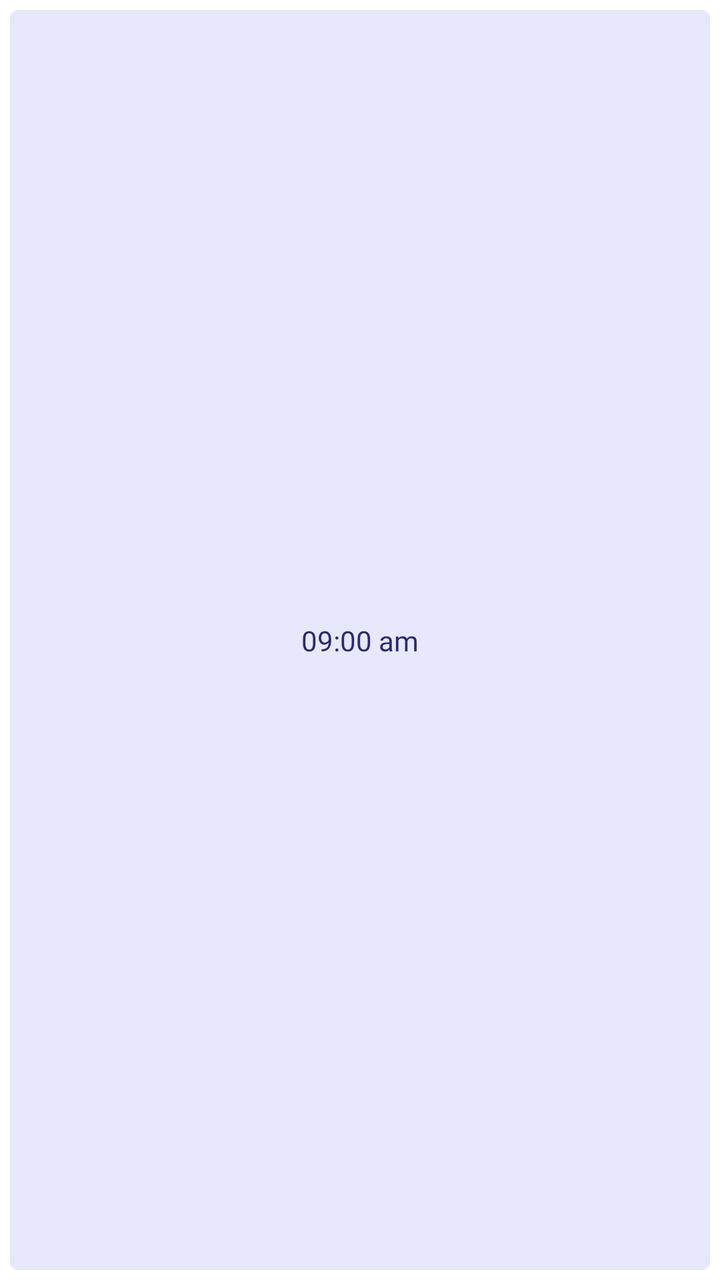
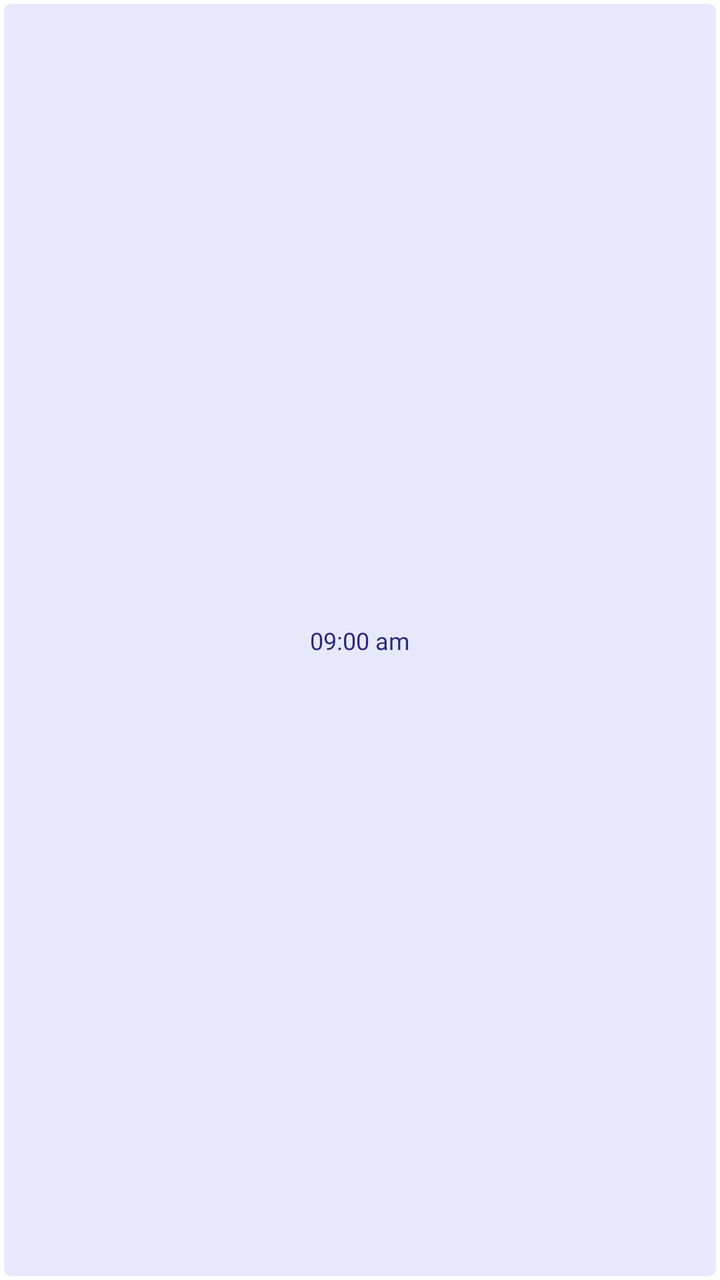

The first picture is an Android layout as it rendered before a commit; the second is the same layout after the commit. The layout source and the unified diff follow.
<!-- AndroidManifest.xml: application theme Theme.NewDesign -->
<!-- res/layout/item_layout_appointmentsavailable.xml -->
<?xml version="1.0" encoding="utf-8"?>
<androidx.constraintlayout.widget.ConstraintLayout
    xmlns:android="http://schemas.android.com/apk/res/android"
    android:layout_width="wrap_content"
    android:layout_height="wrap_content"
    android:padding="5dp"
    xmlns:app="http://schemas.android.com/apk/res-auto">
    <androidx.constraintlayout.widget.ConstraintLayout
        android:id="@+id/layout_time"
        android:layout_width="match_parent"
        android:layout_height="match_parent"
        android:paddingStart="@dimen/_4sdp"
        android:paddingEnd="@dimen/_4sdp"
        android:paddingBottom="3dp"
        android:paddingTop="3dp"
        android:background="@drawable/bg_help"
        app:layout_constraintStart_toStartOf="parent"
        app:layout_constraintEnd_toEndOf="parent"
        app:layout_constraintTop_toTopOf="parent">

        <androidx.appcompat.widget.AppCompatTextView
            android:id="@+id/tv_time"
            android:layout_width="wrap_content"
            android:layout_height="wrap_content"
            android:fontFamily="@font/avenirltstd_book"
            android:text="09:00 am"
            android:gravity="center"
            android:textColor="@color/blue"
            android:textSize="14sp"
            android:padding="@dimen/_5sdp"
            app:layout_constraintEnd_toEndOf="parent"
            app:layout_constraintBottom_toBottomOf="parent"
            app:layout_constraintStart_toStartOf="parent"
            app:layout_constraintTop_toTopOf="parent" />

    </androidx.constraintlayout.widget.ConstraintLayout>

</androidx.constraintlayout.widget.ConstraintLayout>
<!-- resources referenced by this layout -->
<resources>
  <color name="blue">#2B2979</color>
  <!-- drawable bg_help (drawable) -->
  <?xml version="1.0" encoding="utf-8"?>
  <shape xmlns:android="http://schemas.android.com/apk/res/android"
      android:shape="rectangle"
      >
      <solid android:color="@color/move"/>
      <corners android:radius="4dp"/>
  
  </shape>
  <style name="Theme.NewDesign" parent="Theme.MaterialComponents.Light.NoActionBar">
          
          <item name="colorPrimary">@color/purple_500</item>
          <item name="colorPrimaryVariant">@color/purple_700</item>
          <item name="colorOnPrimary">@color/white</item>
          
          <item name="colorSecondary">#0639BA</item>
          <item name="colorSecondaryVariant">@color/teal_700</item>
          <item name="colorOnSecondary">@color/black</item>
          
          <item name="android:statusBarColor">?attr/colorPrimaryVariant</item>
          
      </style>
  <color name="move">#E8E8FD</color>
  <color name="purple_500">#AEB3BE</color>
  <color name="purple_700">#FF3700B3</color>
  <color name="white">#FFFFFFFF</color>
  <color name="teal_700">#FF018786</color>
  <color name="black">#FF000000</color>
</resources>

<!-- the commit's change to res/layout/item_layout_appointmentsavailable.xml (unified diff, before → after) -->
@@ -3,7 +3,7 @@
     xmlns:android="http://schemas.android.com/apk/res/android"
     android:layout_width="wrap_content"
     android:layout_height="wrap_content"
-    android:padding="5dp"
+    android:padding="2dp"
     xmlns:app="http://schemas.android.com/apk/res-auto">
     <androidx.constraintlayout.widget.ConstraintLayout
         android:id="@+id/layout_time"
@@ -11,8 +11,7 @@
         android:layout_height="match_parent"
         android:paddingStart="@dimen/_4sdp"
         android:paddingEnd="@dimen/_4sdp"
-        android:paddingBottom="3dp"
-        android:paddingTop="3dp"
+        android:padding="@dimen/_3sdp"
         android:background="@drawable/bg_help"
         app:layout_constraintStart_toStartOf="parent"
         app:layout_constraintEnd_toEndOf="parent"
@@ -26,8 +25,8 @@
             android:text="09:00 am"
             android:gravity="center"
             android:textColor="@color/blue"
-            android:textSize="14sp"
-            android:padding="@dimen/_5sdp"
+            android:textSize="12sp"
+            android:padding="@dimen/_4sdp"
             app:layout_constraintEnd_toEndOf="parent"
             app:layout_constraintBottom_toBottomOf="parent"
             app:layout_constraintStart_toStartOf="parent"
